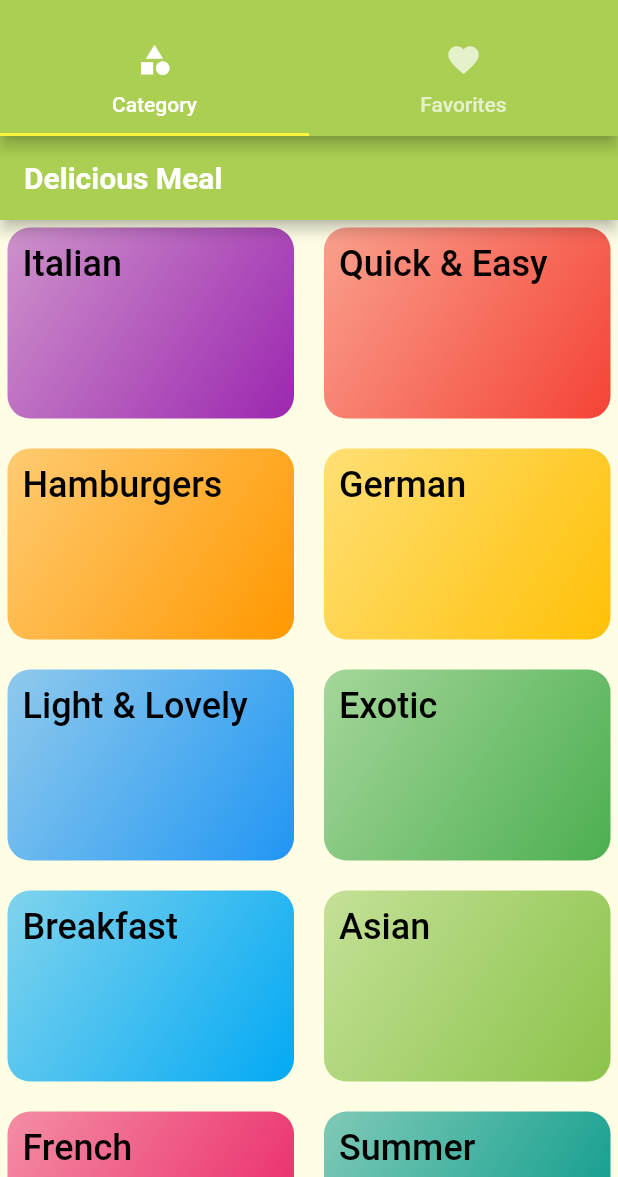
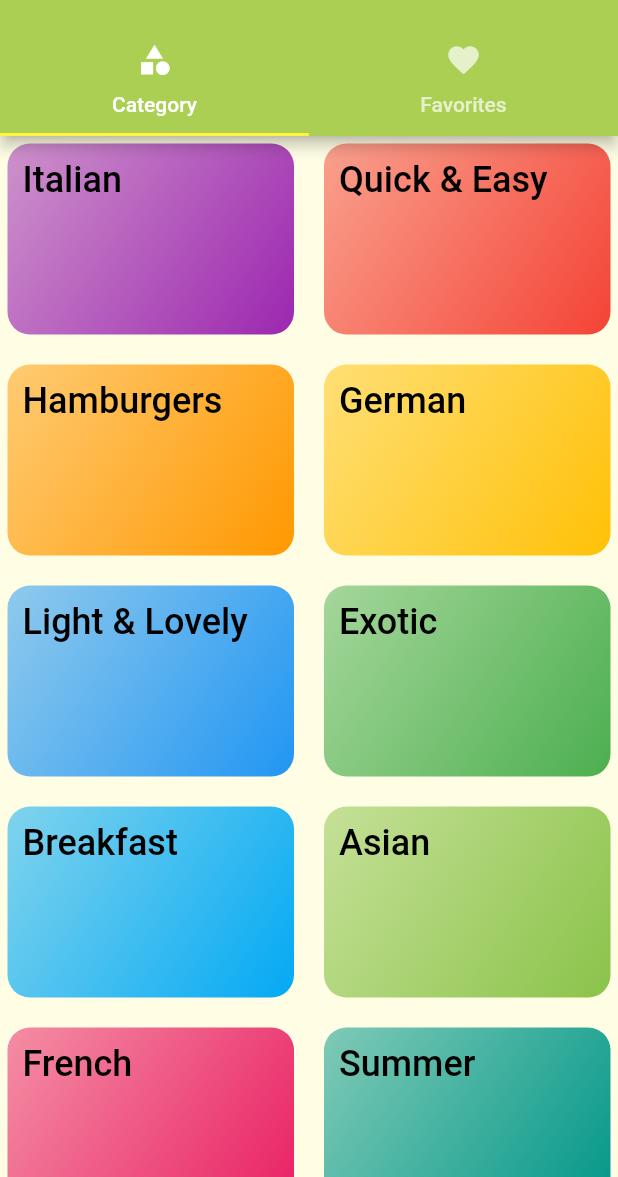
Before and after one commit to trm11tkr/meals-app, a Flutter app: the screen it shows after launch, on a phone screen of 412 x 824 dp, the part 59-1236 px from its top. Run offline on Flutter 3.47's test engine with Material 2 defaults, Android fonts, the phone set to English and light mode, and no system bars; our stand-ins replace freezed_annotation, go_router; Roboto replaces fonts that are missing (KaiseiOpti, MPLUSRounded1c).

Commit message:
CategoryPageのScaffoldを除去

```diff
--- a/lib/pages/categories_page.dart
+++ b/lib/pages/categories_page.dart
@@ -8,9 +8,7 @@ class CategoriesPage extends StatelessWidget {
 
   @override
   Widget build(BuildContext context) {
-    return Scaffold(
-      appBar: AppBar(title: const Text('Delicious Meal')),
-      body: GridView(
+    return GridView(
       padding: const EdgeInsets.all(5),
       gridDelegate: const SliverGridDelegateWithMaxCrossAxisExtent(
         maxCrossAxisExtent: 200,
@@ -27,7 +25,6 @@ class CategoriesPage extends StatelessWidget {
             ),
           )
           .toList(),
-      ),
     );
   }
 }
```
Lines whose indentation alone changed are shown as unchanged.
